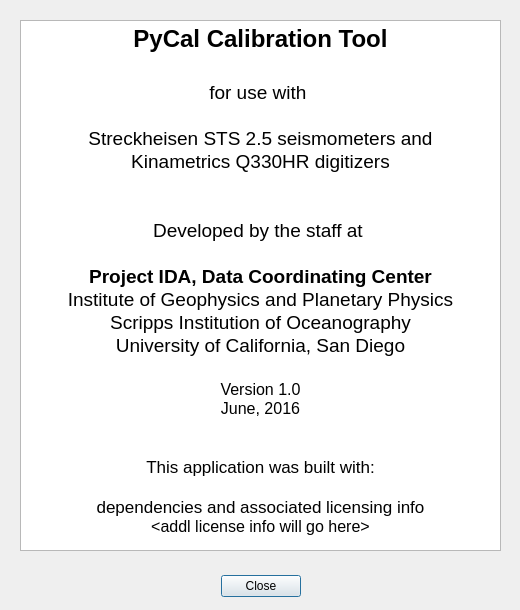
Before: the Qt Designer form gui/about.ui in ProjectIDA/ical, drawn with Qt 5.
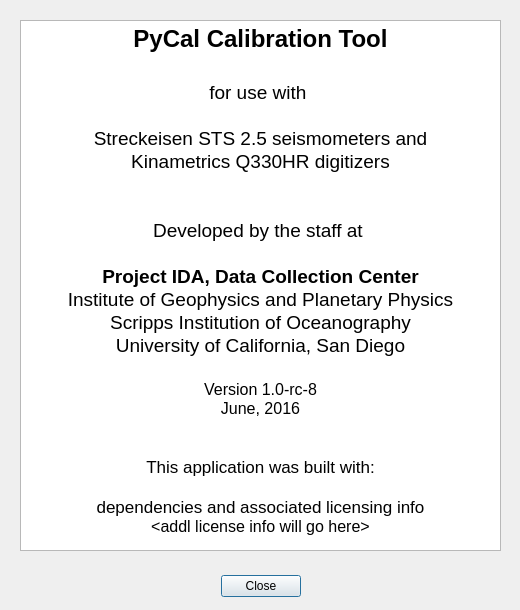
After: the same form once the commit is applied.

```diff
--- a/gui/about.ui
+++ b/gui/about.ui
@@ -65,18 +65,18 @@
 &lt;p align=&quot;center&quot; style=&quot;-qt-paragraph-type:empty; margin-top:0px; margin-bottom:0px; margin-left:0px; margin-right:0px; -qt-block-indent:0; text-indent:0px; font-size:18pt;&quot;&gt;&lt;br /&gt;&lt;/p&gt;
 &lt;p align=&quot;center&quot; style=&quot; margin-top:0px; margin-bottom:0px; margin-left:0px; margin-right:0px; -qt-block-indent:0; text-indent:0px;&quot;&gt;&lt;span style=&quot; font-size:14pt;&quot;&gt;for use with &lt;/span&gt;&lt;/p&gt;
 &lt;p align=&quot;center&quot; style=&quot;-qt-paragraph-type:empty; margin-top:0px; margin-bottom:0px; margin-left:0px; margin-right:0px; -qt-block-indent:0; text-indent:0px; font-size:14pt;&quot;&gt;&lt;br /&gt;&lt;/p&gt;
-&lt;p align=&quot;center&quot; style=&quot; margin-top:0px; margin-bottom:0px; margin-left:0px; margin-right:0px; -qt-block-indent:0; text-indent:0px;&quot;&gt;&lt;span style=&quot; font-size:14pt;&quot;&gt;Streckheisen STS 2.5 seismometers and&lt;/span&gt;&lt;/p&gt;
+&lt;p align=&quot;center&quot; style=&quot; margin-top:0px; margin-bottom:0px; margin-left:0px; margin-right:0px; -qt-block-indent:0; text-indent:0px;&quot;&gt;&lt;span style=&quot; font-size:14pt;&quot;&gt;Streckeisen STS 2.5 seismometers and&lt;/span&gt;&lt;/p&gt;
 &lt;p align=&quot;center&quot; style=&quot; margin-top:0px; margin-bottom:0px; margin-left:0px; margin-right:0px; -qt-block-indent:0; text-indent:0px;&quot;&gt;&lt;span style=&quot; font-size:14pt;&quot;&gt;Kinametrics Q330HR digitizers&lt;/span&gt;&lt;/p&gt;
 &lt;p align=&quot;center&quot; style=&quot;-qt-paragraph-type:empty; margin-top:0px; margin-bottom:0px; margin-left:0px; margin-right:0px; -qt-block-indent:0; text-indent:0px; font-size:14pt;&quot;&gt;&lt;br /&gt;&lt;/p&gt;
 &lt;p align=&quot;center&quot; style=&quot;-qt-paragraph-type:empty; margin-top:0px; margin-bottom:0px; margin-left:0px; margin-right:0px; -qt-block-indent:0; text-indent:0px; font-size:14pt;&quot;&gt;&lt;br /&gt;&lt;/p&gt;
 &lt;p align=&quot;center&quot; style=&quot; margin-top:0px; margin-bottom:0px; margin-left:0px; margin-right:0px; -qt-block-indent:0; text-indent:0px;&quot;&gt;&lt;span style=&quot; font-size:14pt;&quot;&gt;Developed by the staff at &lt;/span&gt;&lt;/p&gt;
 &lt;p align=&quot;center&quot; style=&quot;-qt-paragraph-type:empty; margin-top:0px; margin-bottom:0px; margin-left:0px; margin-right:0px; -qt-block-indent:0; text-indent:0px; font-size:14pt;&quot;&gt;&lt;br /&gt;&lt;/p&gt;
-&lt;p align=&quot;center&quot; style=&quot; margin-top:0px; margin-bottom:0px; margin-left:0px; margin-right:0px; -qt-block-indent:0; text-indent:0px;&quot;&gt;&lt;span style=&quot; font-size:14pt; font-weight:600;&quot;&gt;Project IDA, Data Coordinating Center&lt;/span&gt;&lt;/p&gt;
+&lt;p align=&quot;center&quot; style=&quot; margin-top:0px; margin-bottom:0px; margin-left:0px; margin-right:0px; -qt-block-indent:0; text-indent:0px;&quot;&gt;&lt;span style=&quot; font-size:14pt; font-weight:600;&quot;&gt;Project IDA, Data Collection Center&lt;/span&gt;&lt;/p&gt;
 &lt;p align=&quot;center&quot; style=&quot; margin-top:0px; margin-bottom:0px; margin-left:0px; margin-right:0px; -qt-block-indent:0; text-indent:0px;&quot;&gt;&lt;span style=&quot; font-size:14pt;&quot;&gt;Institute of Geophysics and Planetary Physics&lt;/span&gt;&lt;/p&gt;
 &lt;p align=&quot;center&quot; style=&quot; margin-top:0px; margin-bottom:0px; margin-left:0px; margin-right:0px; -qt-block-indent:0; text-indent:0px;&quot;&gt;&lt;span style=&quot; font-size:14pt;&quot;&gt;Scripps Institution of Oceanography&lt;/span&gt;&lt;/p&gt;
 &lt;p align=&quot;center&quot; style=&quot; margin-top:0px; margin-bottom:0px; margin-left:0px; margin-right:0px; -qt-block-indent:0; text-indent:0px;&quot;&gt;&lt;span style=&quot; font-size:14pt;&quot;&gt;University of California, San Diego&lt;/span&gt;&lt;/p&gt;
 &lt;p align=&quot;center&quot; style=&quot;-qt-paragraph-type:empty; margin-top:0px; margin-bottom:0px; margin-left:0px; margin-right:0px; -qt-block-indent:0; text-indent:0px; font-size:14pt;&quot;&gt;&lt;br /&gt;&lt;/p&gt;
-&lt;p align=&quot;center&quot; style=&quot; margin-top:0px; margin-bottom:0px; margin-left:0px; margin-right:0px; -qt-block-indent:0; text-indent:0px;&quot;&gt;&lt;span style=&quot; font-size:12pt;&quot;&gt;Version 1.0&lt;/span&gt;&lt;/p&gt;
+&lt;p align=&quot;center&quot; style=&quot; margin-top:0px; margin-bottom:0px; margin-left:0px; margin-right:0px; -qt-block-indent:0; text-indent:0px;&quot;&gt;&lt;span style=&quot; font-size:12pt;&quot;&gt;Version 1.0-rc-8&lt;/span&gt;&lt;/p&gt;
 &lt;p align=&quot;center&quot; style=&quot; margin-top:0px; margin-bottom:0px; margin-left:0px; margin-right:0px; -qt-block-indent:0; text-indent:0px;&quot;&gt;&lt;span style=&quot; font-size:12pt;&quot;&gt;June, 2016&lt;/span&gt;&lt;/p&gt;
 &lt;p align=&quot;center&quot; style=&quot;-qt-paragraph-type:empty; margin-top:0px; margin-bottom:0px; margin-left:0px; margin-right:0px; -qt-block-indent:0; text-indent:0px; font-size:12pt;&quot;&gt;&lt;br /&gt;&lt;/p&gt;
 &lt;p align=&quot;center&quot; style=&quot;-qt-paragraph-type:empty; margin-top:0px; margin-bottom:0px; margin-left:0px; margin-right:0px; -qt-block-indent:0; text-indent:0px;&quot;&gt;&lt;br /&gt;&lt;/p&gt;
@@ -85,7 +85,7 @@
 &lt;p align=&quot;center&quot; style=&quot; margin-top:0px; margin-bottom:0px; margin-left:0px; margin-right:0px; -qt-block-indent:0; text-indent:0px;&quot;&gt;dependencies and associated licensing info&lt;/p&gt;
 &lt;p align=&quot;center&quot; style=&quot; margin-top:0px; margin-bottom:0px; margin-left:0px; margin-right:0px; -qt-block-indent:0; text-indent:0px;&quot;&gt;&lt;span style=&quot; font-size:12pt;&quot;&gt;&amp;lt;addl license info will go here&amp;gt;&lt;/span&gt;&lt;/p&gt;
 &lt;p align=&quot;center&quot; style=&quot;-qt-paragraph-type:empty; margin-top:0px; margin-bottom:0px; margin-left:0px; margin-right:0px; -qt-block-indent:0; text-indent:0px; font-size:12pt;&quot;&gt;&lt;br /&gt;&lt;/p&gt;
-&lt;p align=&quot;center&quot; style=&quot; margin-top:0px; margin-bottom:0px; margin-left:0px; margin-right:0px; -qt-block-indent:0; text-indent:0px;&quot;&gt;&lt;span style=&quot; font-size:12pt;&quot;&gt;Copyright &lt;/span&gt;&lt;span style=&quot; font-family:'Menlo,monospace'; font-size:14pt; color:#222222; background-color:#ffffff;&quot;&gt;© &lt;/span&gt;&lt;span style=&quot; font-size:12pt;&quot;&gt;2016, Scripps Institution of Oceanography.&lt;/span&gt;&lt;/p&gt;
+&lt;p align=&quot;center&quot; style=&quot; margin-top:0px; margin-bottom:0px; margin-left:0px; margin-right:0px; -qt-block-indent:0; text-indent:0px;&quot;&gt;&lt;span style=&quot; font-size:12pt;&quot;&gt;Copyright &lt;/span&gt;&lt;span style=&quot; font-family:'Menlo,monospace'; font-size:14pt; color:#222222; background-color:#ffffff;&quot;&gt;© &lt;/span&gt;&lt;span style=&quot; font-size:12pt;&quot;&gt;2016, Regents of the University of California&lt;/span&gt;&lt;/p&gt;
 &lt;p align=&quot;center&quot; style=&quot;-qt-paragraph-type:empty; margin-top:0px; margin-bottom:0px; margin-left:0px; margin-right:0px; -qt-block-indent:0; text-indent:0px;&quot;&gt;&lt;br /&gt;&lt;/p&gt;&lt;/body&gt;&lt;/html&gt;</string>
    </property>
   </widget>
```
